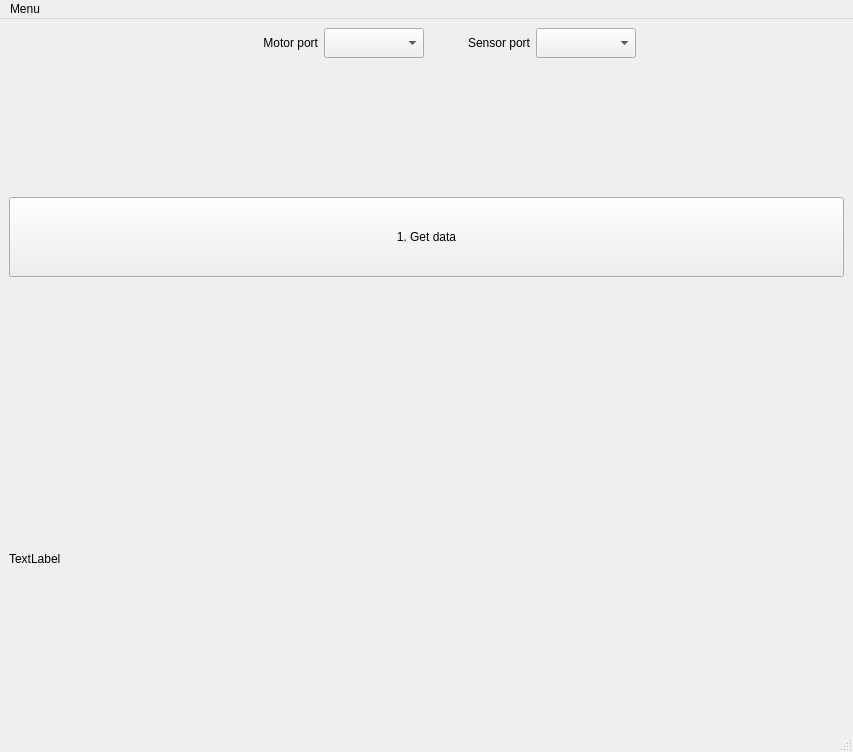
Before: the Qt Designer form HelmUI.ui in BuslaySt/Helmholz-Polymagnit, drawn with Qt 5.
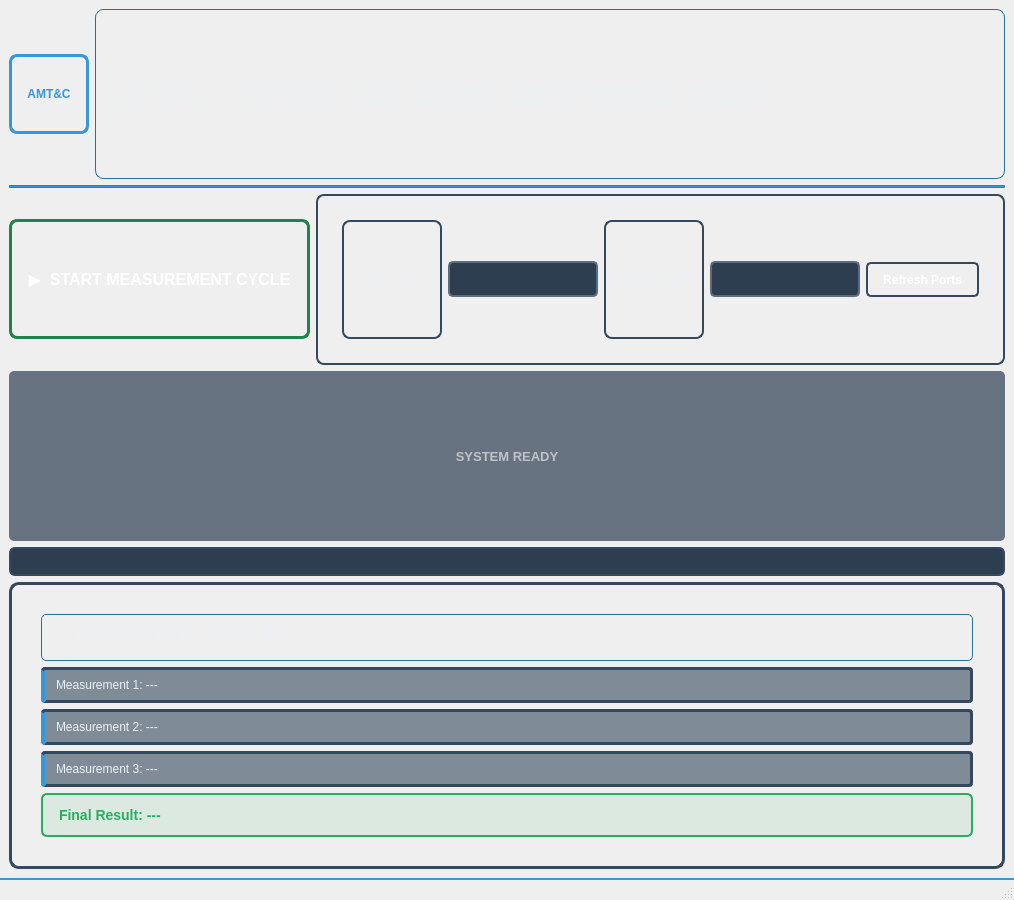
After: the same form once the commit is applied. Icons and pictures are not drawn.

Patch:
```diff
--- a/HelmUI.ui
+++ b/HelmUI.ui
@@ -6,8 +6,8 @@
    <rect>
     <x>0</x>
     <y>0</y>
-    <width>853</width>
-    <height>752</height>
+    <width>1014</width>
+    <height>900</height>
    </rect>
   </property>
   <property name="windowTitle">
@@ -17,160 +17,478 @@
    <iconset>
     <normaloff>AMTClogo-M.ico</normaloff>AMTClogo-M.ico</iconset>
   </property>
+  <property name="styleSheet">
+   <string notr="true">QMainWindow {
+    background: qlineargradient(x1: 0, y1: 0, x2: 0, y2: 1,
+                                stop: 0 #2c3e50, stop: 1 #34495e);
+    color: #ecf0f1;
+    font-family: &quot;Segoe UI&quot;, Arial, sans-serif;
+}</string>
+  </property>
   <widget class="QWidget" name="centralwidget">
    <layout class="QVBoxLayout" name="verticalLayout">
     <item>
      <layout class="QHBoxLayout" name="Layout_1h">
       <item>
-       <spacer name="hSpacer_1">
-        <property name="orientation">
-         <enum>Qt::Horizontal</enum>
-        </property>
-        <property name="sizeHint" stdset="0">
+       <widget class="QLabel" name="logoLabel">
+        <property name="minimumSize">
          <size>
-          <width>40</width>
-          <height>20</height>
+          <width>80</width>
+          <height>80</height>
          </size>
         </property>
-       </spacer>
-      </item>
-      <item>
-       <widget class="QLabel" name="lbl_MotorPort">
-        <property name="minimumSize">
+        <property name="maximumSize">
          <size>
-          <width>100</width>
-          <height>30</height>
+          <width>80</width>
+          <height>80</height>
          </size>
         </property>
+        <property name="styleSheet">
+         <string notr="true">QLabel {
+    border: 3px solid #3498db;
+    border-radius: 8px;
+    padding: 8px;
+    background: qlineargradient(x1: 0, y1: 0, x2: 0, y2: 1,
+                                stop: 0 #ffffff, stop: 1 #f8f9fa);
+    font-weight: bold;
+    color: #3498db;
+    font-size: 12px;
+}</string>
+        </property>
         <property name="text">
-         <string>Motor port</string>
+         <string>AMT&amp;C</string>
         </property>
         <property name="alignment">
-         <set>Qt::AlignRight|Qt::AlignTrailing|Qt::AlignVCenter</set>
+         <set>Qt::AlignCenter</set>
         </property>
        </widget>
       </item>
       <item>
-       <widget class="QComboBox" name="cBox_MotorPort">
-        <property name="minimumSize">
-         <size>
-          <width>100</width>
-          <height>30</height>
-         </size>
+       <widget class="QLabel" name="titleLabel">
+        <property name="styleSheet">
+         <string notr="true">QLabel {
+    font-size: 24px;
+    font-weight: bold;
+    color: #ecf0f1;
+    padding: 15px;
+    background: qlineargradient(x1: 0, y1: 0, x2: 1, y2: 0,
+                                stop: 0 #3498db, stop: 1 #2980b9);
+    border-radius: 8px;
+    border: 1px solid #2471a3;
+}</string>
         </property>
+        <property name="text">
+         <string>AMT&amp;C  |  Helmholz Coils Magnet Measurements System</string>
+        </property>
        </widget>
       </item>
+     </layout>
+    </item>
+    <item>
+     <widget class="QFrame" name="separator">
+      <property name="styleSheet">
+       <string notr="true">QFrame {
+    background-color: #3498db;
+    border: 1px solid #2980b9;
+    border-radius: 1px;
+}</string>
+      </property>
+      <property name="frameShape">
+       <enum>QFrame::HLine</enum>
+      </property>
+      <property name="frameShadow">
+       <enum>QFrame::Sunken</enum>
+      </property>
+     </widget>
+    </item>
+    <item>
+     <layout class="QHBoxLayout" name="controlLayout">
       <item>
-       <widget class="QLabel" name="lbl_SensorPort">
+       <widget class="QPushButton" name="pBtn_GetData">
         <property name="minimumSize">
          <size>
-          <width>100</width>
-          <height>30</height>
+          <width>0</width>
+          <height>120</height>
          </size>
         </property>
+        <property name="styleSheet">
+         <string notr="true">QPushButton {
+    background: qlineargradient(x1: 0, y1: 0, x2: 0, y2: 1,
+                                stop: 0 #27ae60, stop: 1 #229954);
+    color: white;
+    font-weight: bold;
+    border: 3px solid #1e8449;
+    border-radius: 8px;
+    font-size: 16px;
+    padding: 12px;
+}
+QPushButton:hover {
+    background: qlineargradient(x1: 0, y1: 0, x2: 0, y2: 1,
+                                stop: 0 #229954, stop: 1 #1e8449);
+    border: 3px solid #186a3b;
+}
+QPushButton:pressed {
+    background: qlineargradient(x1: 0, y1: 0, x2: 0, y2: 1,
+                                stop: 0 #1e8449, stop: 1 #186a3b);
+}
+QPushButton:disabled {
+    background: qlineargradient(x1: 0, y1: 0, x2: 0, y2: 1,
+                                stop: 0 #95a5a6, stop: 1 #7f8c8d);
+    border: 3px solid #5d6d7e;
+}</string>
+        </property>
         <property name="text">
-         <string>Sensor port</string>
+         <string>▶  START MEASUREMENT CYCLE</string>
         </property>
-        <property name="alignment">
-         <set>Qt::AlignRight|Qt::AlignTrailing|Qt::AlignVCenter</set>
-        </property>
        </widget>
       </item>
       <item>
-       <widget class="QComboBox" name="cBox_SensorPort">
-        <property name="minimumSize">
-         <size>
-          <width>100</width>
-          <height>30</height>
-         </size>
+       <widget class="QFrame" name="portsFrame">
+        <property name="styleSheet">
+         <string notr="true">QFrame {
+    background: qlineargradient(x1: 0, y1: 0, x2: 0, y2: 1,
+                                stop: 0 #3a4a5c, stop: 1 #2c3e50);
+    border: 2px solid #34495e;
+    border-radius: 8px;
+    padding: 15px;
+}</string>
         </property>
-       </widget>
-      </item>
-      <item>
-       <spacer name="hSpacer_2">
-        <property name="orientation">
-         <enum>Qt::Horizontal</enum>
+        <property name="frameShape">
+         <enum>QFrame::StyledPanel</enum>
         </property>
-        <property name="sizeHint" stdset="0">
-         <size>
-          <width>40</width>
-          <height>20</height>
-         </size>
+        <property name="frameShadow">
+         <enum>QFrame::Raised</enum>
         </property>
-       </spacer>
+        <layout class="QHBoxLayout" name="portsLayout">
+         <item>
+          <widget class="QLabel" name="motorLabel">
+           <property name="minimumSize">
+            <size>
+             <width>100</width>
+             <height>35</height>
+            </size>
+           </property>
+           <property name="styleSheet">
+            <string notr="true">QLabel {
+    font-weight: bold;
+    color: #ecf0f1;
+    font-size: 13px;
+    padding: 5px;
+}</string>
+           </property>
+           <property name="text">
+            <string>Motor Port:</string>
+           </property>
+           <property name="alignment">
+            <set>Qt::AlignRight|Qt::AlignTrailing|Qt::AlignVCenter</set>
+           </property>
+          </widget>
+         </item>
+         <item>
+          <widget class="QComboBox" name="cBox_MotorPort">
+           <property name="minimumSize">
+            <size>
+             <width>150</width>
+             <height>35</height>
+            </size>
+           </property>
+           <property name="styleSheet">
+            <string notr="true">QComboBox {
+    border: 2px solid #5d6d7e;
+    border-radius: 5px;
+    padding: 8px;
+    background-color: #2c3e50;
+    color: #ecf0f1;
+    font-weight: bold;
+    selection-background-color: #3498db;
+}
+QComboBox:focus {
+    border-color: #3498db;
+}
+QComboBox::drop-down {
+    border: none;
+}
+QComboBox::down-arrow {
+    image: none;
+    border-left: 5px solid transparent;
+    border-right: 5px solid transparent;
+    border-top: 5px solid #ecf0f1;
+    width: 0px;
+    height: 0px;
+}</string>
+           </property>
+          </widget>
+         </item>
+         <item>
+          <widget class="QLabel" name="sensorLabel">
+           <property name="minimumSize">
+            <size>
+             <width>100</width>
+             <height>35</height>
+            </size>
+           </property>
+           <property name="styleSheet">
+            <string notr="true">QLabel {
+    font-weight: bold;
+    color: #ecf0f1;
+    font-size: 13px;
+    padding: 5px;
+}</string>
+           </property>
+           <property name="text">
+            <string>Sensor Port:</string>
+           </property>
+           <property name="alignment">
+            <set>Qt::AlignRight|Qt::AlignTrailing|Qt::AlignVCenter</set>
+           </property>
+          </widget>
+         </item>
+         <item>
+          <widget class="QComboBox" name="cBox_SensorPort">
+           <property name="minimumSize">
+            <size>
+             <width>150</width>
+             <height>35</height>
+            </size>
+           </property>
+           <property name="styleSheet">
+            <string notr="true">QComboBox {
+    border: 2px solid #5d6d7e;
+    border-radius: 5px;
+    padding: 8px;
+    background-color: #2c3e50;
+    color: #ecf0f1;
+    font-weight: bold;
+    selection-background-color: #3498db;
+}
+QComboBox:focus {
+    border-color: #3498db;
+}
+QComboBox::drop-down {
+    border: none;
+}
+QComboBox::down-arrow {
+    image: none;
+    border-left: 5px solid transparent;
+    border-right: 5px solid transparent;
+    border-top: 5px solid #ecf0f1;
+    width: 0px;
+    height: 0px;
+}</string>
+           </property>
+          </widget>
+         </item>
+         <item>
+          <widget class="QPushButton" name="refreshPortsBtn">
+           <property name="minimumSize">
+            <size>
+             <width>0</width>
+             <height>35</height>
+            </size>
+           </property>
+           <property name="maximumSize">
+            <size>
+             <width>150</width>
+             <height>35</height>
+            </size>
+           </property>
+           <property name="styleSheet">
+            <string notr="true">QPushButton {
+    background: qlineargradient(x1: 0, y1: 0, x2: 0, y2: 1,
+                                stop: 0 #5d6d7e, stop: 1 #4a5f78);
+    color: white;
+    font-weight: bold;
+    border: 2px solid #34495e;
+    border-radius: 5px;
+    padding: 8px 15px;
+    font-size: 12px;
+}
+QPushButton:hover {
+    background: qlineargradient(x1: 0, y1: 0, x2: 0, y2: 1,
+                                stop: 0 #4a5f78, stop: 1 #3a4a5c);
+    border: 2px solid #2c3e50;
+}
+QPushButton:pressed {
+    background: qlineargradient(x1: 0, y1: 0, x2: 0, y2: 1,
+                                stop: 0 #3a4a5c, stop: 1 #2c3e50);
+}</string>
+           </property>
+           <property name="text">
+            <string>Refresh Ports</string>
+           </property>
+          </widget>
+         </item>
+        </layout>
+       </widget>
       </item>
      </layout>
     </item>
     <item>
-     <layout class="QVBoxLayout" name="Layout_2v">
-      <item>
-       <layout class="QHBoxLayout" name="hLayout_2_1">
-        <item>
-         <spacer name="horizontalSpacer">
-          <property name="orientation">
-           <enum>Qt::Horizontal</enum>
-          </property>
-          <property name="sizeHint" stdset="0">
-           <size>
-            <width>40</width>
-            <height>20</height>
-           </size>
-          </property>
-         </spacer>
-        </item>
-       </layout>
-      </item>
-      <item>
-       <layout class="QHBoxLayout" name="hLayout_2_2">
-        <item>
-         <widget class="QPushButton" name="pBtn_GetData">
-          <property name="minimumSize">
-           <size>
-            <width>100</width>
-            <height>80</height>
-           </size>
-          </property>
-          <property name="text">
-           <string>1. Get data</string>
-          </property>
-         </widget>
-        </item>
-       </layout>
-      </item>
-     </layout>
+     <widget class="QLabel" name="progressLabel">
+      <property name="styleSheet">
+       <string notr="true">QLabel {
+    font-weight: bold;
+    color: #bdc3c7;
+    font-size: 13px;
+    padding: 5px;
+    background-color: rgba(44, 62, 80, 0.7);
+    border-radius: 5px;
+}</string>
+      </property>
+      <property name="text">
+       <string>SYSTEM READY</string>
+      </property>
+      <property name="alignment">
+       <set>Qt::AlignCenter</set>
+      </property>
+     </widget>
     </item>
     <item>
-     <layout class="QHBoxLayout" name="Layout_3h"/>
+     <widget class="QProgressBar" name="progressBar">
+      <property name="styleSheet">
+       <string notr="true">QProgressBar {
+    border: 2px solid #34495e;
+    border-radius: 6px;
+    text-align: center;
+    background-color: #2c3e50;
+    color: #ecf0f1;
+    font-weight: bold;
+    height: 25px;
+}
+QProgressBar::chunk {
+    background: qlineargradient(x1: 0, y1: 0, x2: 0, y2: 1,
+                                stop: 0 #3498db, stop: 1 #2980b9);
+    border-radius: 4px;
+    border: 1px solid #2471a3;
+}</string>
+      </property>
+     </widget>
     </item>
     <item>
-     <layout class="QHBoxLayout" name="hLayout_2_3">
-      <item>
-       <widget class="QLabel" name="lbl_1">
-        <property name="text">
-         <string>TextLabel</string>
-        </property>
-       </widget>
-      </item>
-     </layout>
+     <layout class="QHBoxLayout" name="chartLayout" stretch=""/>
+    </item>
+    <item>
+     <widget class="QFrame" name="resultsFrame">
+      <property name="styleSheet">
+       <string notr="true">QFrame {
+    background: qlineargradient(x1: 0, y1: 0, x2: 0, y2: 1,
+                                stop: 0 #3a4a5c, stop: 1 #2c3e50);
+    border: 3px solid #34495e;
+    border-radius: 10px;
+    padding: 20px;
+}</string>
+      </property>
+      <property name="frameShape">
+       <enum>QFrame::StyledPanel</enum>
+      </property>
+      <property name="frameShadow">
+       <enum>QFrame::Raised</enum>
+      </property>
+      <layout class="QVBoxLayout" name="verticalLayout_2">
+       <item>
+        <widget class="QLabel" name="resultsTitle">
+         <property name="styleSheet">
+          <string notr="true">QLabel {
+    font-weight: bold;
+    font-size: 16px;
+    color: #ecf0f1;
+    padding: 8px;
+    background: qlineargradient(x1: 0, y1: 0, x2: 1, y2: 0,
+                                stop: 0 #3498db, stop: 1 #2980b9);
+    border-radius: 5px;
+    border: 1px solid #2471a3;
+}</string>
+         </property>
+         <property name="text">
+          <string>📊  MEASUREMENT RESULTS</string>
+         </property>
+        </widget>
+       </item>
+       <item>
+        <widget class="QLabel" name="measurement1Label">
+         <property name="styleSheet">
+          <string notr="true">QLabel {
+    padding: 8px;
+    background-color: rgba(52, 73, 94, 0.6);
+    border-radius: 4px;
+    border-left: 4px solid #3498db;
+    color: #ecf0f1;
+    font-family: &quot;Courier New&quot;, monospace;
+}</string>
+         </property>
+         <property name="text">
+          <string>Measurement 1: ---</string>
+         </property>
+        </widget>
+       </item>
+       <item>
+        <widget class="QLabel" name="measurement2Label">
+         <property name="styleSheet">
+          <string notr="true">QLabel {
+    padding: 8px;
+    background-color: rgba(52, 73, 94, 0.6);
+    border-radius: 4px;
+    border-left: 4px solid #3498db;
+    color: #ecf0f1;
+    font-family: &quot;Courier New&quot;, monospace;
+}</string>
+         </property>
+         <property name="text">
+          <string>Measurement 2: ---</string>
+         </property>
+        </widget>
+       </item>
+       <item>
+        <widget class="QLabel" name="measurement3Label">
+         <property name="styleSheet">
+          <string notr="true">QLabel {
+    padding: 8px;
+    background-color: rgba(52, 73, 94, 0.6);
+    border-radius: 4px;
+    border-left: 4px solid #3498db;
+    color: #ecf0f1;
+    font-family: &quot;Courier New&quot;, monospace;
+}</string>
+         </property>
+         <property name="text">
+          <string>Measurement 3: ---</string>
+         </property>
+        </widget>
+       </item>
+       <item>
+        <widget class="QLabel" name="finalResultLabel">
+         <property name="styleSheet">
+          <string notr="true">QLabel {
+    font-weight: bold;
+    color: #27ae60;
+    padding: 12px;
+    background-color: rgba(39, 174, 96, 0.1);
+    border-radius: 6px;
+    border: 2px solid #27ae60;
+    font-size: 14px;
+    font-family: &quot;Courier New&quot;, monospace;
+}</string>
+         </property>
+         <property name="text">
+          <string>Final Result: ---</string>
+         </property>
+        </widget>
+       </item>
+      </layout>
+     </widget>
     </item>
    </layout>
   </widget>
-  <widget class="QStatusBar" name="statusBar"/>
-  <widget class="QMenuBar" name="menuBar">
-   <property name="geometry">
-    <rect>
-     <x>0</x>
-     <y>0</y>
-     <width>853</width>
-     <height>21</height>
-    </rect>
+  <widget class="QStatusBar" name="statusBar">
+   <property name="styleSheet">
+    <string notr="true">QStatusBar {
+    background: qlineargradient(x1: 0, y1: 0, x2: 1, y2: 0,
+                                stop: 0 #2c3e50, stop: 1 #34495e);
+    color: #bdc3c7;
+    border-top: 2px solid #3498db;
+    font-weight: bold;
+}</string>
    </property>
-   <widget class="QMenu" name="menuMenu">
-    <property name="title">
-     <string>Menu</string>
-    </property>
-   </widget>
-   <addaction name="menuMenu"/>
   </widget>
  </widget>
  <resources/>
```
Left out of the diff: 4 changed lines with no effect on the pictures.
